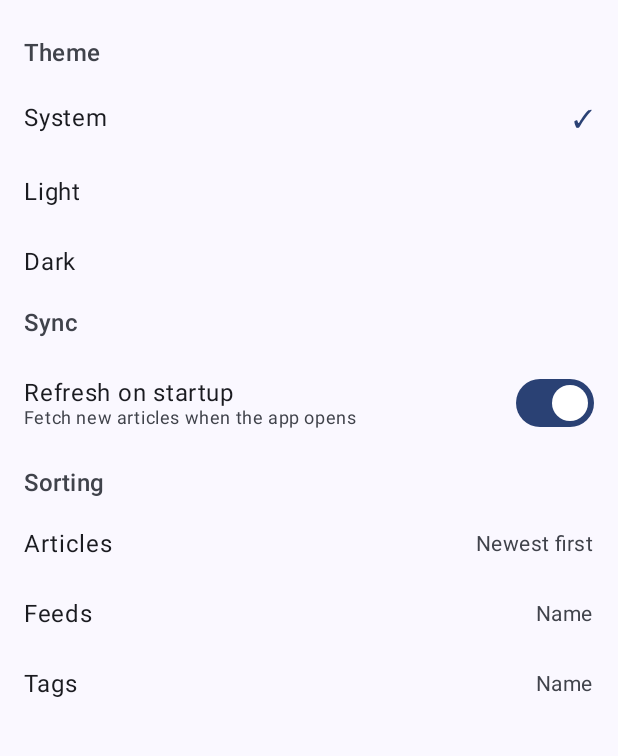
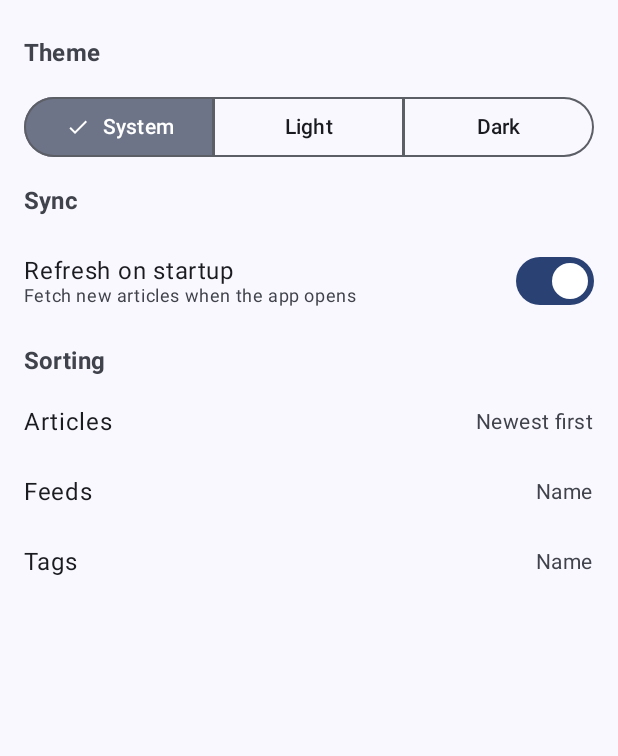
Before and after one commit to russelldickenson/syndicate, an Android app built with Jetpack Compose: the composable SettingsScreen shown on its own in the app's theme, on a phone screen of 412 x 824 dp, the part 69-825 px from its top. Run offline under Robolectric (Android 15) with nearby library versions, the phone set to English and light mode, and no system bars; our stand-ins replace Dagger/Hilt's generated code; libraries missing offline, so code that uses them is left out: androidx.hilt.lifecycle; 4 statements that could not run were skipped.

Commit message:
feat(settings): use segmented button for theme and bold section headers
Replace the three theme preference rows with a Material 3
SingleChoiceSegmentedButtonRow, and make SectionHeader text bold so
settings sections read as headings.

```diff
--- a/core/ui/src/main/kotlin/com/zigzag/rssreader/core/ui/components/CommonUi.kt
+++ b/core/ui/src/main/kotlin/com/zigzag/rssreader/core/ui/components/CommonUi.kt
@@ -13,6 +13,7 @@ import androidx.compose.material3.TextButton
 import androidx.compose.runtime.Composable
 import androidx.compose.ui.Alignment
 import androidx.compose.ui.Modifier
+import androidx.compose.ui.text.font.FontWeight
 import androidx.compose.ui.unit.dp
 
 @Composable
@@ -20,6 +21,7 @@ fun SectionHeader(text: String) {
     Text(
         text = text,
         style = MaterialTheme.typography.titleMedium,
+        fontWeight = FontWeight.Bold,
         color = MaterialTheme.colorScheme.onSurfaceVariant,
         modifier = Modifier
             .fillMaxWidth()
--- a/feature/settings/src/main/kotlin/com/zigzag/rssreader/feature/settings/presentation/SettingsScreen.kt
+++ b/feature/settings/src/main/kotlin/com/zigzag/rssreader/feature/settings/presentation/SettingsScreen.kt
@@ -10,6 +10,9 @@ import androidx.compose.foundation.lazy.LazyColumn
 import androidx.compose.material3.IconButton
 import androidx.compose.material3.MaterialTheme
 import androidx.compose.material3.Scaffold
+import androidx.compose.material3.SegmentedButton
+import androidx.compose.material3.SegmentedButtonDefaults
+import androidx.compose.material3.SingleChoiceSegmentedButtonRow
 import androidx.compose.material3.Switch
 import androidx.compose.material3.Text
 import androidx.compose.material3.TopAppBar
@@ -72,13 +75,27 @@ internal fun SettingsScreen(
                 .fillMaxSize(),
         ) {
             item(key = "theme_header") { SectionHeader("Theme") }
-            ThemeMode.entries.forEach { mode ->
-                item(key = "theme_${mode.name}") {
-                    PreferenceRow(
-                        label = mode.label,
-                        selected = settings.themeMode == mode,
-                        onClick = { viewModel.setThemeMode(mode) },
-                    )
+            item(key = "theme_selector") {
+                SingleChoiceSegmentedButtonRow(
+                    modifier = Modifier
+                        .fillMaxWidth()
+                        .padding(horizontal = 16.dp, vertical = 8.dp),
+                ) {
+                    ThemeMode.entries.forEach { mode ->
+                        SegmentedButton(
+                            selected = settings.themeMode == mode,
+                            onClick = { viewModel.setThemeMode(mode) },
+                            shape = SegmentedButtonDefaults.itemShape(
+                                index = mode.ordinal,
+                                count = ThemeMode.entries.size,
+                            ),
+                        ) {
+                            Text(
+                                text = mode.label,
+                                style = MaterialTheme.typography.labelLarge,
+                            )
+                        }
+                    }
                 }
             }
 
```
